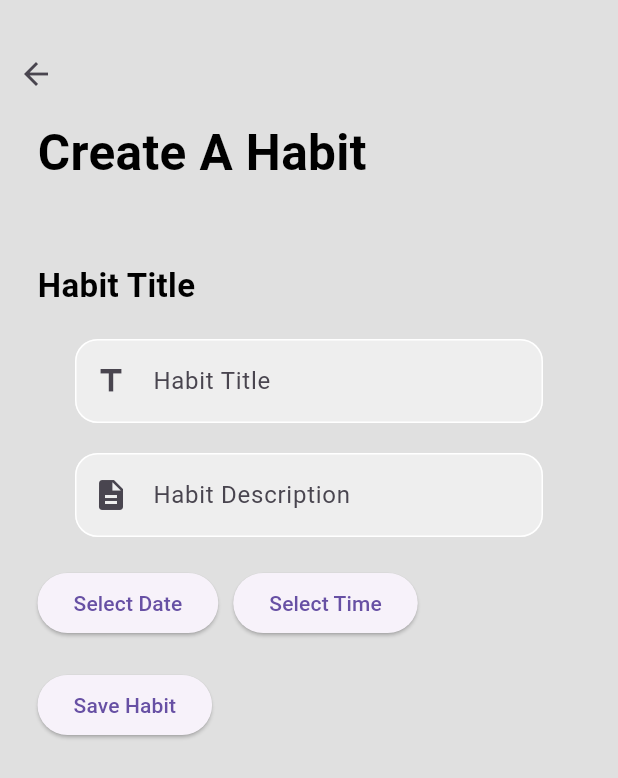
After one commit to VP7985/fitnessgoal, a Flutter app: the AddHabitPage screen opened directly, on a phone screen of 412 x 824 dp. The commit adds this screen. Shown: the top 778 px of the screen. Run offline on Flutter 3.47's test engine with Material 3 defaults, Android fonts, the phone set to English and light mode, and no system bars; our stand-ins replace firebase_auth, firebase_core, google_sign_in, image_picker, percent_indicator; accounts and stored records are empty.

Commit message:
Merge branch 'main' of https://github.com/Abhisheksharma654/fitnessgoal

```diff
--- a/lib/main.dart
+++ b/lib/main.dart
@@ -17,6 +17,7 @@ class MyApp extends StatelessWidget {
   @override
   Widget build(BuildContext context) {
     return MaterialApp(
+
       debugShowCheckedModeBanner: false,
       title: 'Goalify',
       theme: ThemeData(
--- /dev/null
+++ b/lib/screens/add_habit.dart
@@ -0,0 +1,175 @@
+import 'package:flutter/material.dart';
+import 'package:fitnessgoal/auth/login_reg.dart';
+
+import 'package:fitnessgoal/components/my_textfield.dart';
+import 'package:fitnessgoal/screens/homepage.dart';
+import 'package:fitnessgoal/screens/login.dart';
+import 'package:fitnessgoal/screens/profile_page.dart';
+
+class AddHabitPage extends StatefulWidget {
+  const AddHabitPage({Key? key}) : super(key: key);
+
+  @override
+  _AddHabitPageState createState() => _AddHabitPageState();
+}
+
+class _AddHabitPageState extends State<AddHabitPage> {
+  final habitTitle = TextEditingController();
+  final titleDescription = TextEditingController();
+  late FixedExtentScrollController _controller;
+  DateTime? selectedDate;
+  TimeOfDay? selectedTime;
+
+  @override
+  void initState() {
+    super.initState();
+    _controller = FixedExtentScrollController();
+  }
+
+  Future<void> _selectDate(BuildContext context) async {
+    final DateTime? pickedDate = await showDatePicker(
+      context: context,
+      initialDate: DateTime.now(),
+      firstDate: DateTime.now(),
+      lastDate: DateTime(2100),
+    );
+
+    if (pickedDate != null && pickedDate != selectedDate) {
+      setState(() {
+        selectedDate = pickedDate;
+      });
+    }
+  }
+
+  Future<void> _selectTime(BuildContext context) async {
+    final TimeOfDay? pickedTime = await showTimePicker(
+      context: context,
+      initialTime: TimeOfDay.now(),
+    );
+
+    if (pickedTime != null && pickedTime != selectedTime) {
+      setState(() {
+        selectedTime = pickedTime;
+      });
+    }
+  }
+
+  @override
+  Widget build(BuildContext context) {
+    return Scaffold(
+      backgroundColor: Colors.grey[300],
+      body: Container(
+        height: MediaQuery.of(context).size.height,
+        width: MediaQuery.of(context).size.width,
+        child: SingleChildScrollView(
+          child: Column(
+            crossAxisAlignment: CrossAxisAlignment.start,
+            children: [
+              SizedBox(
+                height: 25,
+              ),
+              IconButton(
+                onPressed: () {
+                  Navigator.push(
+                    context,
+                    MaterialPageRoute(
+                      builder: (builder) => HomePage(
+                        userName: 'Text',
+                        onProfile: () {
+                          Navigator.push(
+                            context,
+                            MaterialPageRoute(
+                              builder: (context) => ProfilePage(),
+                            ),
+                          );
+                        },
+                        onSignOut: () {
+                          Navigator.push(
+                            context,
+                            MaterialPageRoute(
+                              builder: (context) => LoginOrReg(),
+                            ),
+                          );
+                        },
+                      ),
+                    ),
+                  );
+                },
+                icon: Icon(Icons.arrow_back),
+              ),
+              Padding(
+                padding: const EdgeInsets.symmetric(horizontal: 25, vertical: 5),
+                child: Column(
+                  crossAxisAlignment: CrossAxisAlignment.start,
+                  children: [
+                    Text(
+                      "Create A Habit",
+                      style: TextStyle(
+                        fontSize: 33,
+                        color: Colors.black,
+                        fontWeight: FontWeight.bold,
+                      ),
+                    ),
+                    SizedBox(height: 50),
+                    label("Habit Title"),
+                    SizedBox(height: 20),
+                    MyTextField(
+                      controller: habitTitle,
+                      obscureText: true,
+                      prefixIcon: Icons.title,
+                      lableText: 'Habit Title',
+                    ),
+                    SizedBox(height: 20),
+                    MyTextField(
+                      controller: titleDescription,
+                      obscureText: true,
+                      prefixIcon: Icons.description,
+                      lableText: 'Habit Description',
+                    ),
+                    SizedBox(height: 20),
+                    Row(
+                      children: [
+                        ElevatedButton(
+                          onPressed: () => _selectDate(context),
+                          child: Text(selectedDate == null
+                              ? 'Select Date'
+                              : 'Date: ${selectedDate!.toString().substring(0, 10)}'),
+                        ),
+                        SizedBox(width: 10),
+                        ElevatedButton(
+                          onPressed: () => _selectTime(context),
+                          child: Text(selectedTime == null
+                              ? 'Select Time'
+                              : 'Time: ${selectedTime!.format(context)}'),
+                        ),
+                      ],
+                    ),
+                    SizedBox(height: 20),
+                    ElevatedButton(
+                      onPressed: () {
+                        // TODO: Save habit details and navigate back to HomePage
+                        Navigator.pop(context);
+                      },
+                      child: Text('Save Habit'),
+                    ),
+                  ],
+                ),
+              ),
+            ],
+          ),
+        ),
+      ),
+    );
+  }
+}
+
+Widget label(String label) {
+  return Text(
+    label,
+    style: TextStyle(
+      fontSize: 22,
+      color: Colors.black,
+      fontWeight: FontWeight.bold,
+    ),
+  );
+}
--- a/pubspec.yaml
+++ b/pubspec.yaml
@@ -45,9 +45,14 @@ dependencies:
   sign_in_button: ^3.2.0
   salomon_bottom_bar: ^3.3.2
   google_sign_in: ^6.2.1
+
+  sqflite: ^2.3.3+1
+  provider: ^6.1.2
+
   cloud_firestore: ^4.17.3
   image_picker: ^1.1.1
   firebase_storage: ^11.7.5
+
 
 dev_dependencies:
   flutter_test:
```
Also changed, not shown: lib/screens/homepage.dart (+5 -13 lines), pubspec.lock, 1 other file.
